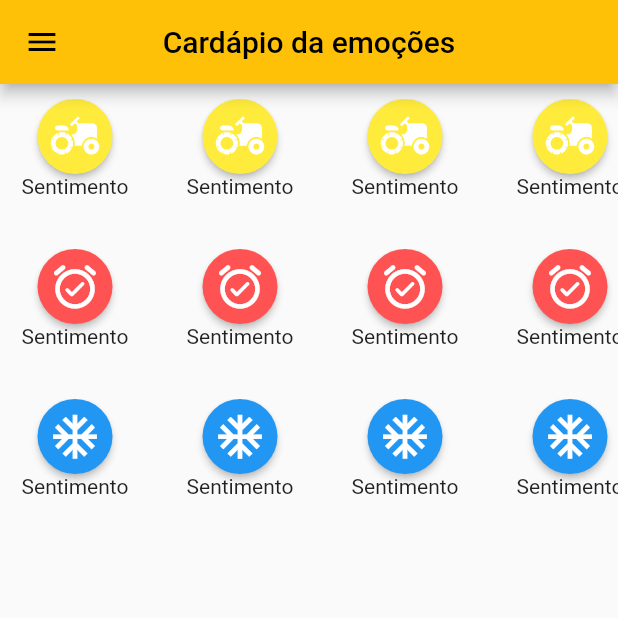
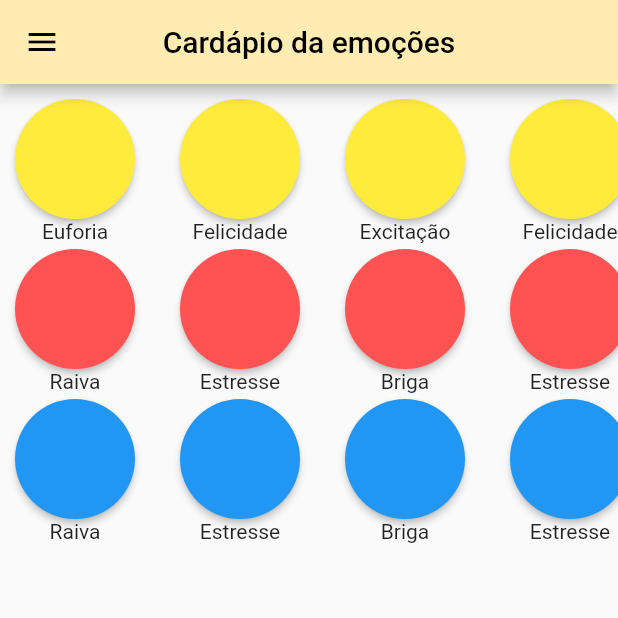
Before and after one commit to Csvop/ages_test, a Flutter app: the screen it shows after launch, on a phone screen of 412 x 824 dp, the top half of it. Run offline on Flutter 3.47's test engine with Material 2 defaults, Android fonts, the phone set to English and light mode, and no system bars.

Commit message:
Subindo a ultima atualização, ta daorinha.

```diff
--- a/lib/main.dart
+++ b/lib/main.dart
@@ -8,10 +8,25 @@ class MyApp extends StatelessWidget {
   // This widget is the root of your application.
   @override
   Widget build(BuildContext context) {
+    Map<int, Color> colorCodes = {
+      50: Colors.amber.shade50,
+      100: Colors.amber.shade100,
+      200: Colors.amber.shade200,
+      300: Colors.amber.shade300,
+      400: Colors.amber.shade400,
+      500: Colors.amber.shade500,
+      600: Colors.amber.shade600,
+      700: Colors.amber.shade700,
+      800: Colors.amber.shade800,
+      900: Colors.amber.shade900,
+    };
+
+    final MaterialColor themeColor = MaterialColor(0xFFFFECB3, colorCodes);
+
     return MaterialApp(
       title: 'EmoKids',
       theme: ThemeData(
-        primarySwatch: Colors.amber,
+        primarySwatch: themeColor,
       ),
       home: MyHomePage(title: 'Cardápio da emoções'),
     );
@@ -28,11 +43,13 @@ class MyHomePage extends StatefulWidget {
 }
 
 class _MyHomePageState extends State<MyHomePage> {
-  var listState = [false, false, true, false, true, false];
+  var goodEmotions = ["Euforia","Felicidade","Excitação","Felicidade","Excitação"];
+  var badEmotions = ["Raiva","Estresse","Briga","Estresse","Briga"];
+  var depressionEmotions = ["Desânimo","Decepção","Tristeza","Decepção","Tristeza"];
 
   void changeTileState(int index) {
     setState(() {
-      listState[index] = !listState[index];
+
     });
   }
 
@@ -53,27 +70,24 @@ class _MyHomePageState extends State<MyHomePage> {
                 height: 100,
                 child: ListView.separated(
                     scrollDirection: Axis.horizontal,
-                    itemCount: 22,
+                    itemCount: goodEmotions.length,
                     separatorBuilder: (context, index) => SizedBox(width: 10),
                     itemBuilder: (BuildContext context, int index) {
                       return Column(
                           children: [
                             ButtonTheme(
                               minWidth: 100,
-                              height: 50,
+                              height: 80,
                               child: MaterialButton(
-                                onPressed: () {},
+                                onPressed: () {
+
+                                },
                                 color: Colors.yellow,
                                 textColor: Colors.white,
-
-                                child: Icon(
-                                  Icons.agriculture,
-                                  size: 35,
-                                ),
                                 shape: CircleBorder(),
                               ),
                             ),
-                            Text("Sentimento")
+                            Text(goodEmotions[index])
                           ]
                       );
                     })
@@ -82,27 +96,22 @@ class _MyHomePageState extends State<MyHomePage> {
                 height: 100,
                 child: ListView.separated(
                     scrollDirection: Axis.horizontal,
-                    itemCount: 22,
+                    itemCount: badEmotions.length,
                     separatorBuilder: (context, index) => SizedBox(width: 10),
                     itemBuilder: (BuildContext context, int index) {
                       return Column(
                           children: [
                             ButtonTheme(
                               minWidth: 100,
-                              height: 50,
+                              height: 80,
                               child: MaterialButton(
                                 onPressed: () {},
                                 color: Colors.redAccent,
                                 textColor: Colors.white,
-
-                                child: Icon(
-                                  Icons.alarm_on_rounded,
-                                  size: 35,
-                                ),
                                 shape: CircleBorder(),
                               ),
                             ),
-                            Text("Sentimento")
+                            Text(badEmotions[index])
                           ]
                       );
                     })
@@ -111,27 +120,22 @@ class _MyHomePageState extends State<MyHomePage> {
                 height: 100,
                 child: ListView.separated(
                     scrollDirection: Axis.horizontal,
-                    itemCount: 22,
+                    itemCount: badEmotions.length,
                     separatorBuilder: (context, index) => SizedBox(width: 10),
                     itemBuilder: (BuildContext context, int index) {
                       return Column(
                           children: [
                             ButtonTheme(
                               minWidth: 100,
-                              height: 50,
+                              height: 80,
                                 child: MaterialButton(
                                   onPressed: () {},
                                   color: Colors.blue,
                                   textColor: Colors.white,
-
-                                  child: Icon(
-                                    Icons.ac_unit,
-                                    size: 35,
-                                  ),
                                   shape: CircleBorder(),
                                 ),
                             ),
-                            Text("Sentimento")
+                            Text(badEmotions[index])
                           ]
                       );
                     })
```
